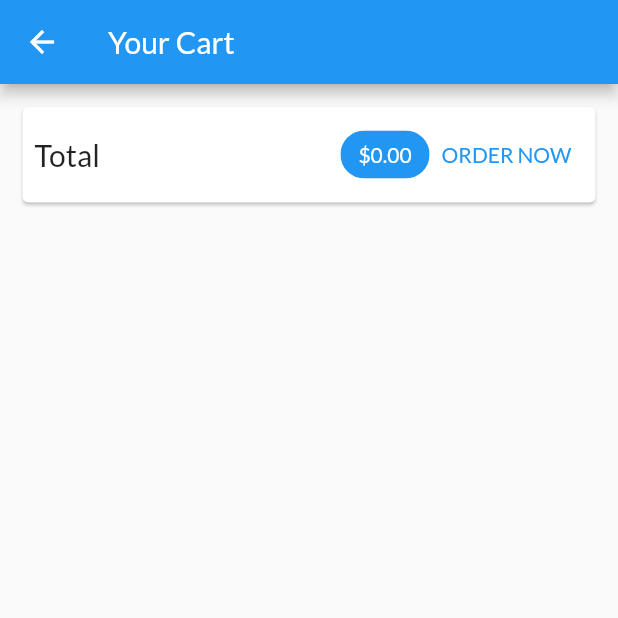
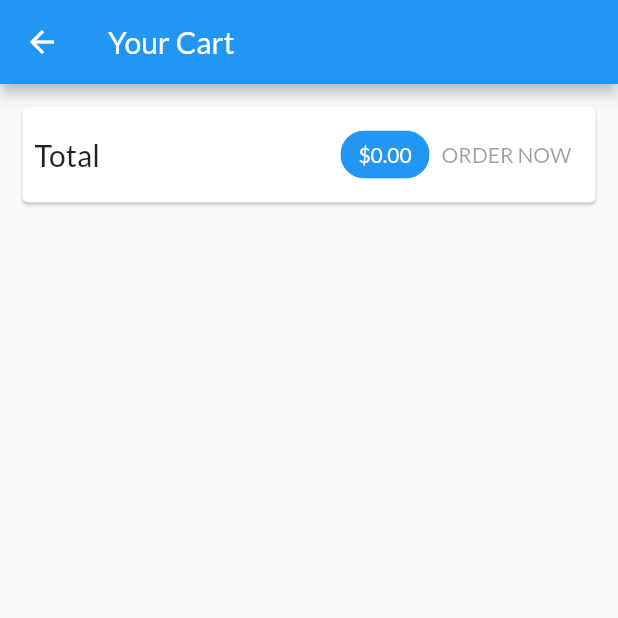
Before and after one commit to whosjorge23/shop_app, a Flutter app: the CartScreen screen opened by its route, on a phone screen of 412 x 824 dp, the top half of it. Run offline on Flutter 3.47's test engine with Material 2 defaults, Android fonts, the phone set to English and light mode, and no system bars; network calls fail.

```diff
--- a/lib/cart_screen.dart
+++ b/lib/cart_screen.dart
@@ -40,15 +40,7 @@ class CartScreen extends StatelessWidget {
                     ),
                     backgroundColor: Theme.of(context).primaryColor,
                   ),
-                  TextButton(
-                      onPressed: () {
-                        Provider.of<Orders>(context, listen: false).addOrder(
-                          cart.items.values.toList(),
-                          cart.totalAmount,
-                        );
-                        cart.clear();
-                      },
-                      child: Text("ORDER NOW"))
+                  OrderButton(cart: cart),
                 ],
               ),
             ),
@@ -70,3 +62,39 @@ class CartScreen extends StatelessWidget {
     );
   }
 }
+
+class OrderButton extends StatefulWidget {
+  const OrderButton({
+    Key? key,
+    required this.cart,
+  }) : super(key: key);
+
+  final Cart cart;
+
+  @override
+  State<OrderButton> createState() => _OrderButtonState();
+}
+
+class _OrderButtonState extends State<OrderButton> {
+  bool _isLoading = false;
+  @override
+  Widget build(BuildContext context) {
+    return TextButton(
+        onPressed: (widget.cart.totalAmount <= 0 || _isLoading)
+            ? null
+            : () async {
+                setState(() {
+                  _isLoading = true;
+                });
+                await Provider.of<Orders>(context, listen: false).addOrder(
+                  widget.cart.items.values.toList(),
+                  widget.cart.totalAmount,
+                );
+                setState(() {
+                  _isLoading = false;
+                });
+                widget.cart.clear();
+              },
+        child: _isLoading ? CircularProgressIndicator() : Text("ORDER NOW"));
+  }
+}
--- /dev/null
+++ b/lib/models/http_exception.dart
@@ -0,0 +1,10 @@
+class HttpException implements Exception {
+  final String message;
+  HttpException(this.message);
+
+  @override
+  String toString() {
+    return message;
+    // return super.toString(); //Will return an Instance of HttpException
+  }
+}
```
Also changed, not shown: lib/models/product.dart (+20 -1 lines), lib/orders_screen.dart (+27 -5 lines), lib/providers/orders_provider.dart (+56 -3 lines), lib/providers/products_provider.dart (+18 -2 lines), lib/widgets/user_products_screen_widgets/user_product_item.dart (+12 -2 lines).
